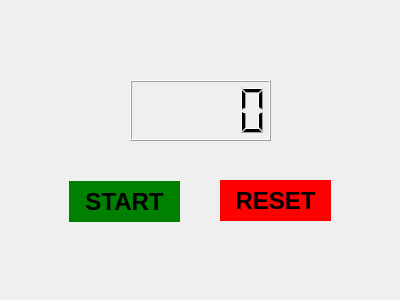
First picture: the form in pomedoro.ui, repository Hoksolinvan/Pomedoro-ui, before the edit.
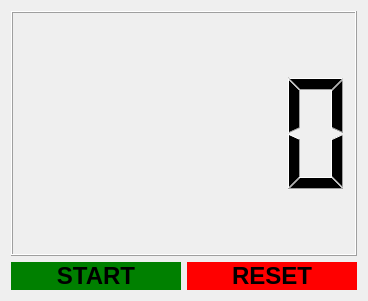
Second picture: the form after the edit. Icons and pictures are not drawn.

Commit message:
Refactor UI layout and adjust dimensions
Updated the layout and geometry of the UI components.

Diff of the .ui file:
```diff
--- a/pomedoro.ui
+++ b/pomedoro.ui
@@ -6,8 +6,8 @@
    <rect>
     <x>0</x>
     <y>0</y>
-    <width>400</width>
-    <height>300</height>
+    <width>368</width>
+    <height>301</height>
    </rect>
   </property>
   <property name="cursor">
@@ -31,28 +31,16 @@
 border-radius:50px;
 color:black;}</string>
   </property>
+  <layout class="QGridLayout" name="gridLayout">
+   <item row="0" column="0" colspan="2">
   <widget class="QLCDNumber" name="lcdNumber">
-   <property name="geometry">
-    <rect>
-     <x>130</x>
-     <y>80</y>
-     <width>141</width>
-     <height>61</height>
-    </rect>
-   </property>
    <property name="segmentStyle">
     <enum>QLCDNumber::SegmentStyle::Filled</enum>
    </property>
   </widget>
+   </item>
+   <item row="1" column="0">
   <widget class="QPushButton" name="pushButton">
-   <property name="geometry">
-    <rect>
-     <x>69</x>
-     <y>181</y>
-     <width>111</width>
-     <height>41</height>
-    </rect>
-   </property>
    <property name="font">
     <font>
      <family>Arial</family>
@@ -70,15 +58,9 @@
     <string>START</string>
    </property>
   </widget>
+   </item>
+   <item row="1" column="1">
   <widget class="QPushButton" name="pushButton_2">
-   <property name="geometry">
-    <rect>
-     <x>220</x>
-     <y>180</y>
-     <width>111</width>
-     <height>41</height>
-    </rect>
-   </property>
    <property name="font">
     <font>
      <family>Arial</family>
@@ -96,6 +78,8 @@
     <string>RESET</string>
    </property>
   </widget>
+   </item>
+  </layout>
  </widget>
  <resources/>
  <connections/>
```
Lines whose indentation alone changed are shown as unchanged.
